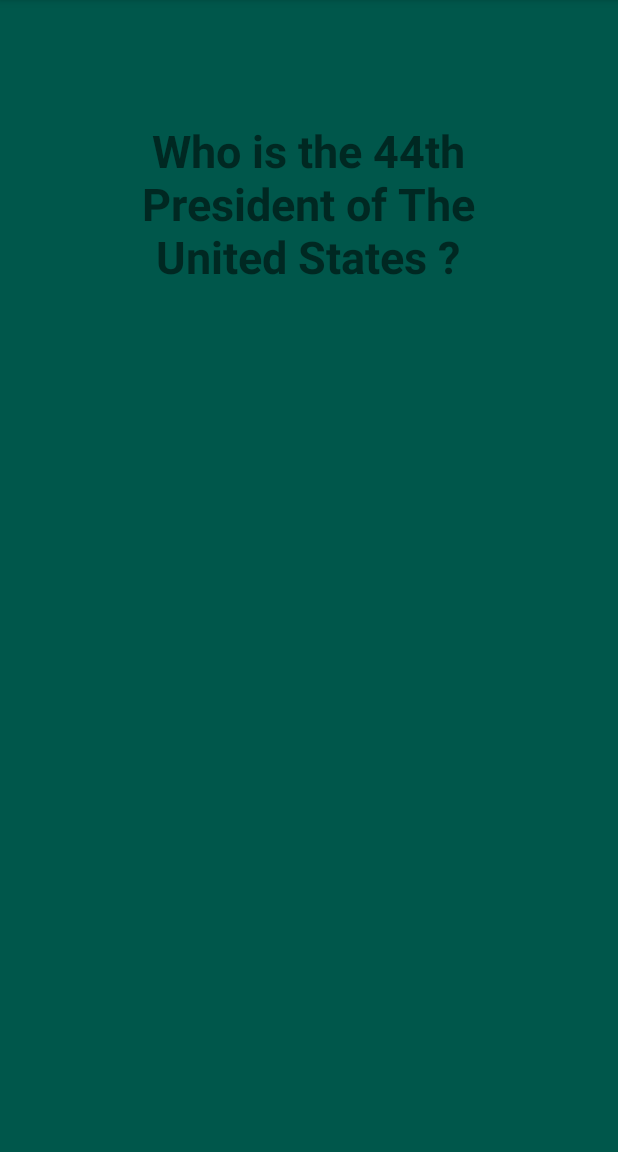
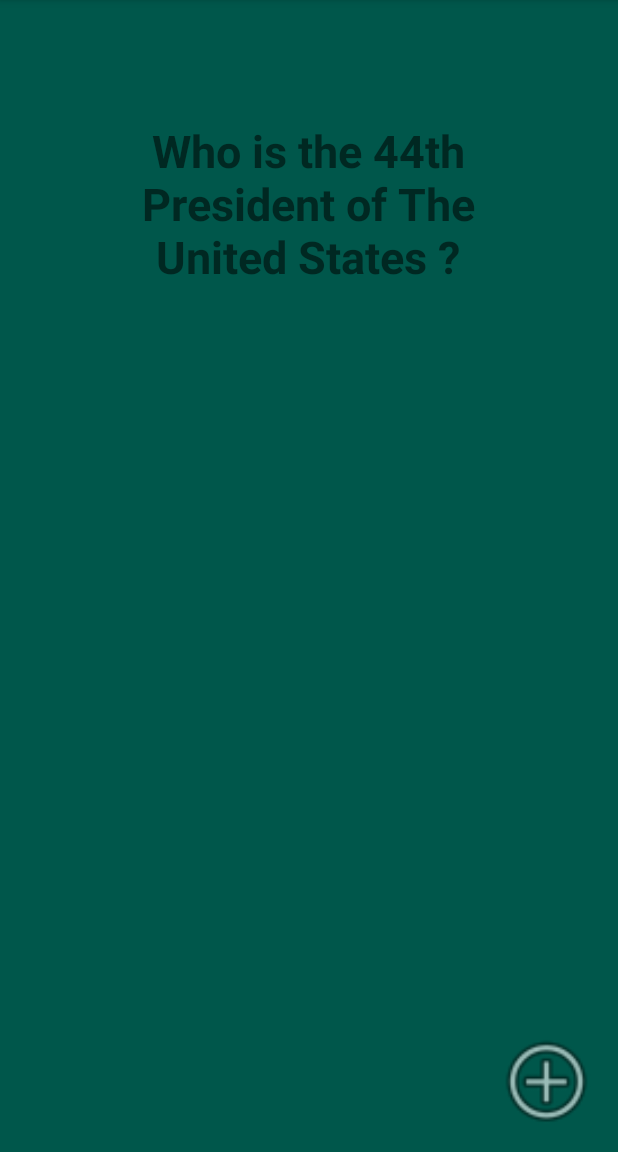
Before and after one commit to shawnmam/FlashCard-App, an Android app: the screen it shows after launch (FlashCards), on a phone screen of 412 x 824 dp, the part 84-1236 px from its top. Run offline under Robolectric (Android 15) with nearby library versions, the phone set to English and light mode, and no system bars.

Commit message:
it works

```diff
--- a/app/build.gradle
+++ b/app/build.gradle
@@ -25,4 +25,6 @@ dependencies {
     testImplementation 'junit:junit:4.12'
     androidTestImplementation 'com.android.support.test:runner:1.0.2'
     androidTestImplementation 'com.android.support.test.espresso:espresso-core:3.0.2'
+    implementation 'com.android.support:design:28.0.0'
+
 }
--- a/app/src/main/AndroidManifest.xml
+++ b/app/src/main/AndroidManifest.xml
@@ -16,6 +16,7 @@
                 <category android:name="android.intent.category.LAUNCHER" />
             </intent-filter>
         </activity>
+        <activity android:name=".AddCardActivity"></activity>
     </application>
 
 </manifest>
--- a/app/src/main/res/layout/activity_flash_cards.xml
+++ b/app/src/main/res/layout/activity_flash_cards.xml
@@ -16,14 +16,13 @@
         android:layout_centerHorizontal="true"
         android:layout_marginTop="36dp"
         android:gravity="center"
-        android:text="Who is the 44th President of The United States ?"
+        android:text="@string/who_is_the_44th_president_of_the_united_states"
         android:textSize="30sp"
         android:textStyle="bold"
         app:layout_constraintBottom_toBottomOf="parent"
         app:layout_constraintLeft_toLeftOf="parent"
         app:layout_constraintRight_toRightOf="parent"
         app:layout_constraintTop_toTopOf="parent" />
-
 
     <TextView
         android:id="@+id/flash_card_answer"
@@ -33,7 +32,7 @@
         android:layout_centerHorizontal="true"
         android:layout_marginTop="307dp"
         android:autoSizeTextType="uniform"
-        android:text="Barack Obama"
+        android:text="@string/Barack_Obama"
         android:textSize="30sp"
         android:textStyle="bold"
         app:layout_constraintBottom_toBottomOf="parent"
@@ -43,4 +42,16 @@
         app:layout_constraintTop_toTopOf="parent"
         app:layout_constraintVertical_bias="0.389" />
 
+    <ImageView
+    android:id="@+id/imageView"
+    android:layout_width="95dp"
+    android:layout_height="72dp"
+    android:layout_alignParentEnd="true"
+    android:layout_alignParentRight="true"
+    android:layout_alignParentBottom="true"
+    android:layout_marginEnd="0dp"
+    android:layout_marginRight="0dp"
+    android:layout_marginBottom="11dp"
+    app:srcCompat="@android:drawable/ic_menu_add" />
+
 </RelativeLayout>
--- a/app/src/main/res/values/strings.xml
+++ b/app/src/main/res/values/strings.xml
@@ -1,3 +1,9 @@
 <resources>
     <string name="app_name">Shawn\'s Flash Cards</string>
+    <string name="who_is_the_44th_president_of_the_united_states">Who is the 44th President of The United States ?</string>
+    <string name="Barack_Obama">Barack Obama</string>
+    <string name="UserQuestion">Enter Your Question</string>
+    <string name="UserAnswer">Enter Your Answer</string>
+    <string name="submit">Submit</string>
+
 </resources>
```
Also changed, not shown: app/src/main/java/com/flashcards/shawnsflashcards/AddCardActivity.java (added, +47 -0 lines), app/src/main/java/com/flashcards/shawnsflashcards/FlashCards.java (+49 -3 lines), app/src/main/res/layout/activity_add_card.xml (added, +91 -0 lines).
